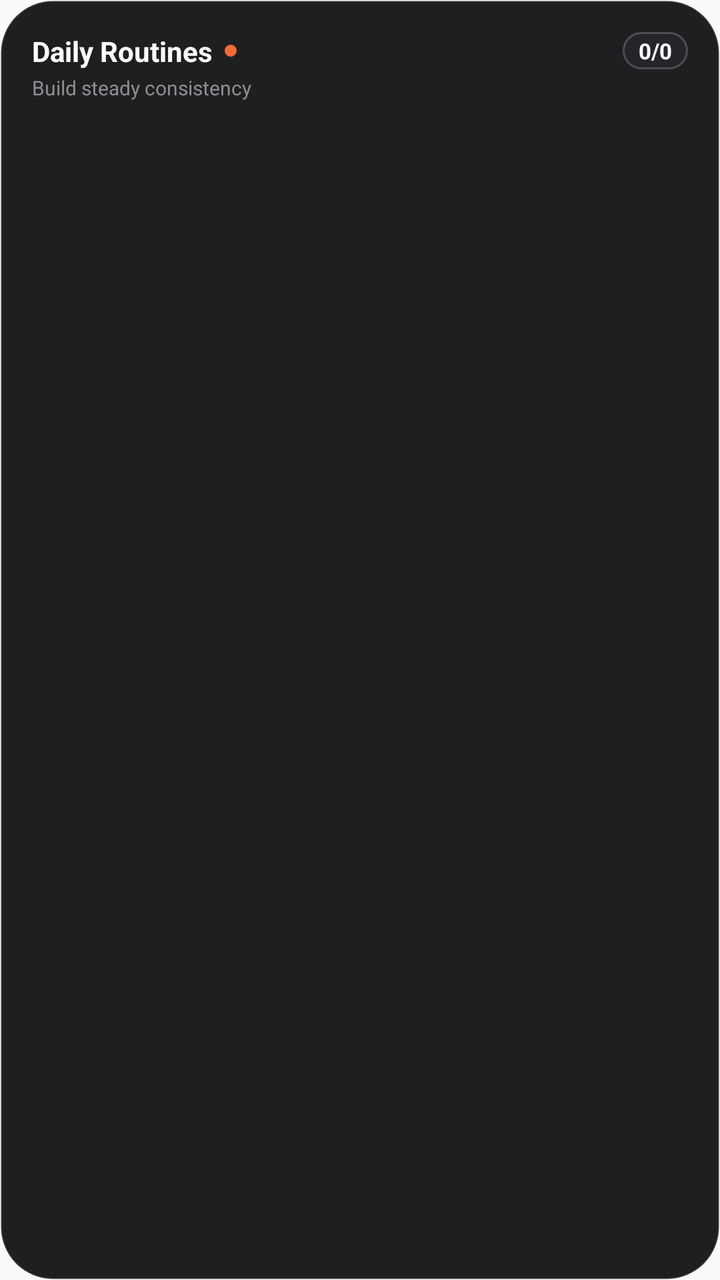
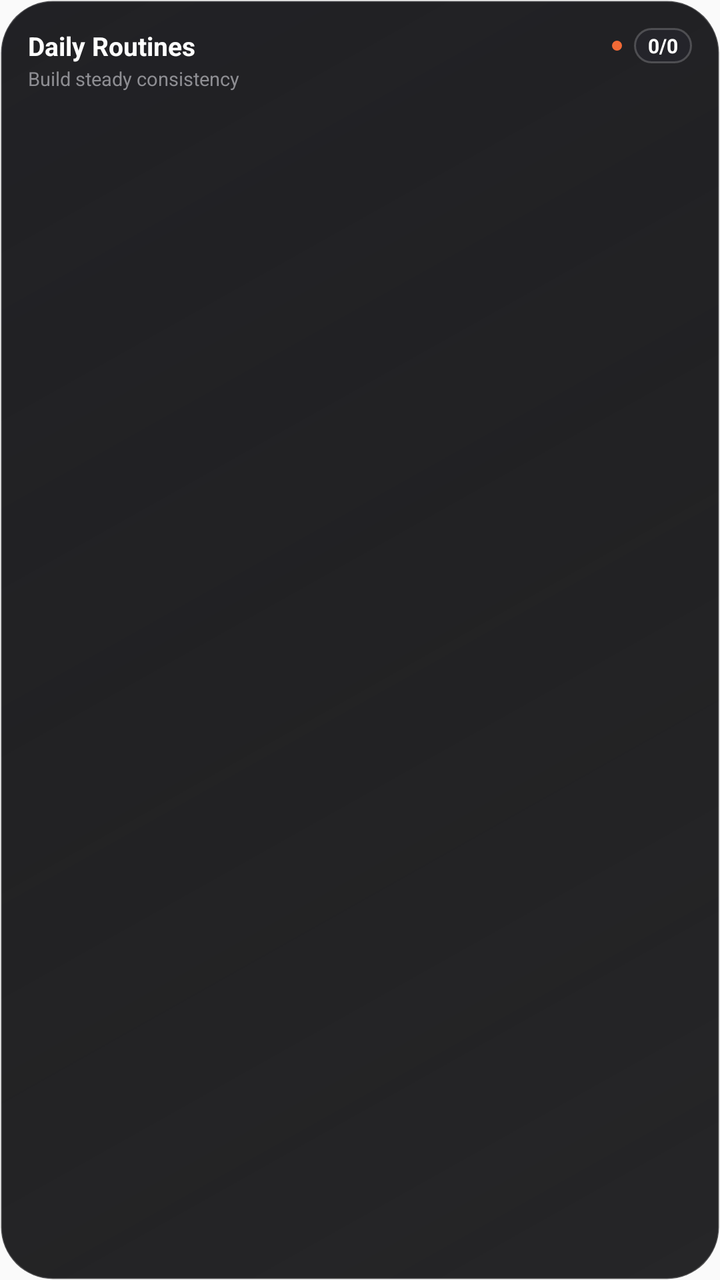

Screens rendered from an Android XML layout before and after an edit, with the pre-edit source and the edit as a unified diff.
<!-- AndroidManifest.xml: application theme AppTheme -->
<!-- res/layout/taskify_habits_widget.xml -->
<?xml version="1.0" encoding="utf-8"?>
<LinearLayout xmlns:android="http://schemas.android.com/apk/res/android"
    android:id="@+id/widget_habits_root"
    android:layout_width="match_parent"
    android:layout_height="match_parent"
    android:orientation="vertical"
    android:padding="16dp"
    android:background="@drawable/taskify_widget_background">

    
    <LinearLayout
        android:id="@+id/widget_habits_header"
        android:layout_width="match_parent"
        android:layout_height="wrap_content"
        android:layout_marginBottom="10dp"
        android:orientation="vertical">

        <LinearLayout
            android:layout_width="match_parent"
            android:layout_height="wrap_content"
            android:orientation="horizontal"
            android:gravity="center_vertical">

            <TextView
                android:id="@+id/widget_habits_title"
                android:layout_width="wrap_content"
                android:layout_height="wrap_content"
                android:text="Daily Routines"
                android:textColor="#FFFFFF"
                android:textSize="14sp"
                android:textStyle="bold" />

            <ImageView
                android:layout_width="6dp"
                android:layout_height="6dp"
                android:layout_marginLeft="6dp"
                android:layout_marginStart="6dp"
                android:src="@drawable/taskify_ic_dot_orange" />

            <FrameLayout
                android:layout_width="0dp"
                android:layout_height="1dp"
                android:layout_weight="1" />

            <TextView
                android:id="@+id/widget_habits_badge"
                android:layout_width="wrap_content"
                android:layout_height="wrap_content"
                android:text="0/0"
                android:textColor="#FFFFFF"
                android:textSize="11sp"
                android:textStyle="bold"
                android:paddingLeft="8dp"
                android:paddingRight="8dp"
                android:paddingStart="8dp"
                android:paddingEnd="8dp"
                android:paddingTop="2dp"
                android:paddingBottom="2dp"
                android:background="@drawable/taskify_widget_progress_badge" />
        </LinearLayout>

        <TextView
            android:id="@+id/widget_habits_subtitle"
            android:layout_width="wrap_content"
            android:layout_height="wrap_content"
            android:layout_marginTop="2dp"
            android:text="Build steady consistency"
            android:textColor="#8E8E93"
            android:textSize="10sp"
            android:maxLines="1"
            android:ellipsize="end" />
    </LinearLayout>

    
    <ListView
        android:id="@+id/widget_scroll_list"
        android:layout_width="match_parent"
        android:layout_height="0dp"
        android:layout_weight="1"
        android:clipToPadding="false"
        android:divider="@null"
        android:dividerHeight="0dp"
        android:scrollbars="vertical" />

    
    <LinearLayout
        android:id="@+id/widget_empty"
        android:layout_width="match_parent"
        android:layout_height="0dp"
        android:layout_weight="1"
        android:orientation="vertical"
        android:gravity="center"
        android:visibility="gone">

        <TextView
            android:layout_width="wrap_content"
            android:layout_height="wrap_content"
            android:text="All Routines Done ✓"
            android:textColor="#FFFFFF"
            android:textSize="14sp"
            android:textStyle="bold" />

        <TextView
            android:layout_width="wrap_content"
            android:layout_height="wrap_content"
            android:layout_marginTop="3dp"
            android:text="Great consistency today"
            android:textColor="#8E8E93"
            android:textSize="11sp" />
    </LinearLayout>
</LinearLayout>
<!-- resources referenced by this layout -->
<resources>
  <!-- drawable taskify_ic_dot_orange (drawable) -->
  <?xml version="1.0" encoding="utf-8"?>
  <shape xmlns:android="http://schemas.android.com/apk/res/android"
      android:shape="oval">
      <solid android:color="#F26A36" />
      <size
          android:width="7dp"
          android:height="7dp" />
  </shape>
  <!-- drawable taskify_widget_background (drawable) -->
  <?xml version="1.0" encoding="utf-8"?>
  <shape xmlns:android="http://schemas.android.com/apk/res/android"
      android:shape="rectangle">
      
      <solid android:color="#F2141416" />
      <corners android:radius="26dp" />
      
      <stroke
          android:width="1dp"
          android:color="#26FFFFFF" />
  </shape>
  <!-- drawable taskify_widget_progress_badge (drawable) -->
  <?xml version="1.0" encoding="utf-8"?>
  <shape xmlns:android="http://schemas.android.com/apk/res/android"
      android:shape="rectangle">
      <solid android:color="#24242A" />
      <corners android:radius="14dp" />
      <stroke
          android:width="1dp"
          android:color="#33FFFFFF" />
  </shape>
  <style name="AppTheme" parent="Theme.AppCompat.Light.DarkActionBar">
          
          <item name="colorPrimary">@color/colorPrimary</item>
          <item name="colorPrimaryDark">@color/colorPrimaryDark</item>
          <item name="colorAccent">@color/colorAccent</item>
      </style>
</resources>

<!-- the commit's change to res/layout/taskify_habits_widget.xml (unified diff, before → after) -->
@@ -4,7 +4,7 @@
     android:layout_width="match_parent"
     android:layout_height="match_parent"
     android:orientation="vertical"
-    android:padding="16dp"
+    android:padding="14dp"
     android:background="@drawable/taskify_widget_background">
 
     
@@ -12,7 +12,7 @@
         android:id="@+id/widget_habits_header"
         android:layout_width="match_parent"
         android:layout_height="wrap_content"
-        android:layout_marginBottom="10dp"
+        android:layout_marginBottom="8dp"
         android:orientation="vertical">
 
         <LinearLayout
@@ -23,24 +23,24 @@
 
             <TextView
                 android:id="@+id/widget_habits_title"
-                android:layout_width="wrap_content"
+                android:layout_width="0dp"
                 android:layout_height="wrap_content"
+                android:layout_weight="1"
                 android:text="Daily Routines"
                 android:textColor="#FFFFFF"
-                android:textSize="14sp"
-                android:textStyle="bold" />
+                android:textSize="13sp"
+                android:textStyle="bold"
+                android:maxLines="1"
+                android:ellipsize="end" />
 
             <ImageView
-                android:layout_width="6dp"
-                android:layout_height="6dp"
-                android:layout_marginLeft="6dp"
-                android:layout_marginStart="6dp"
+                android:layout_width="5dp"
+                android:layout_height="5dp"
+                android:layout_marginLeft="4dp"
+                android:layout_marginStart="4dp"
+                android:layout_marginRight="6dp"
+                android:layout_marginEnd="6dp"
                 android:src="@drawable/taskify_ic_dot_orange" />
-
-            <FrameLayout
-                android:layout_width="0dp"
-                android:layout_height="1dp"
-                android:layout_weight="1" />
 
             <TextView
                 android:id="@+id/widget_habits_badge"
@@ -48,12 +48,12 @@
                 android:layout_height="wrap_content"
                 android:text="0/0"
                 android:textColor="#FFFFFF"
-                android:textSize="11sp"
+                android:textSize="10sp"
                 android:textStyle="bold"
-                android:paddingLeft="8dp"
-                android:paddingRight="8dp"
-                android:paddingStart="8dp"
-                android:paddingEnd="8dp"
+                android:paddingLeft="7dp"
+                android:paddingRight="7dp"
+                android:paddingStart="7dp"
+                android:paddingEnd="7dp"
                 android:paddingTop="2dp"
                 android:paddingBottom="2dp"
                 android:background="@drawable/taskify_widget_progress_badge" />
@@ -63,10 +63,10 @@
             android:id="@+id/widget_habits_subtitle"
             android:layout_width="wrap_content"
             android:layout_height="wrap_content"
-            android:layout_marginTop="2dp"
+            android:layout_marginTop="1dp"
             android:text="Build steady consistency"
             android:textColor="#8E8E93"
-            android:textSize="10sp"
+            android:textSize="9.5sp"
             android:maxLines="1"
             android:ellipsize="end" />
     </LinearLayout>
@@ -78,9 +78,11 @@
         android:layout_height="0dp"
         android:layout_weight="1"
         android:clipToPadding="false"
-        android:divider="@null"
-        android:dividerHeight="0dp"
-        android:scrollbars="vertical" />
+        android:divider="@android:color/transparent"
+        android:dividerHeight="5dp"
+        android:paddingTop="1dp"
+        android:paddingBottom="1dp"
+        android:scrollbars="none" />
 
     
     <LinearLayout
@@ -95,17 +97,17 @@
         <TextView
             android:layout_width="wrap_content"
             android:layout_height="wrap_content"
-            android:text="All Routines Done ✓"
+            android:text="All Clear ✓"
             android:textColor="#FFFFFF"
-            android:textSize="14sp"
+            android:textSize="13sp"
             android:textStyle="bold" />
 
         <TextView
             android:layout_width="wrap_content"
             android:layout_height="wrap_content"
-            android:layout_marginTop="3dp"
-            android:text="Great consistency today"
+            android:layout_marginTop="2dp"
+            android:text="All routines done today"
             android:textColor="#8E8E93"
-            android:textSize="11sp" />
+            android:textSize="10sp" />
     </LinearLayout>
 </LinearLayout>
<!-- resource entries referenced after the edit -->
@@ -14,12 +14,17 @@
   <shape xmlns:android="http://schemas.android.com/apk/res/android"
       android:shape="rectangle">
       
-      <solid android:color="#F2141416" />
+      <gradient
+          android:startColor="#F518181C"
+          android:centerColor="#F0141416"
+          android:endColor="#E8101012"
+          android:angle="315"
+          android:type="linear" />
       <corners android:radius="26dp" />
       
       <stroke
           android:width="1dp"
-          android:color="#26FFFFFF" />
+          android:color="#33FFFFFF" />
   </shape>
   <!-- drawable taskify_widget_progress_badge (drawable) -->
   <?xml version="1.0" encoding="utf-8"?>
